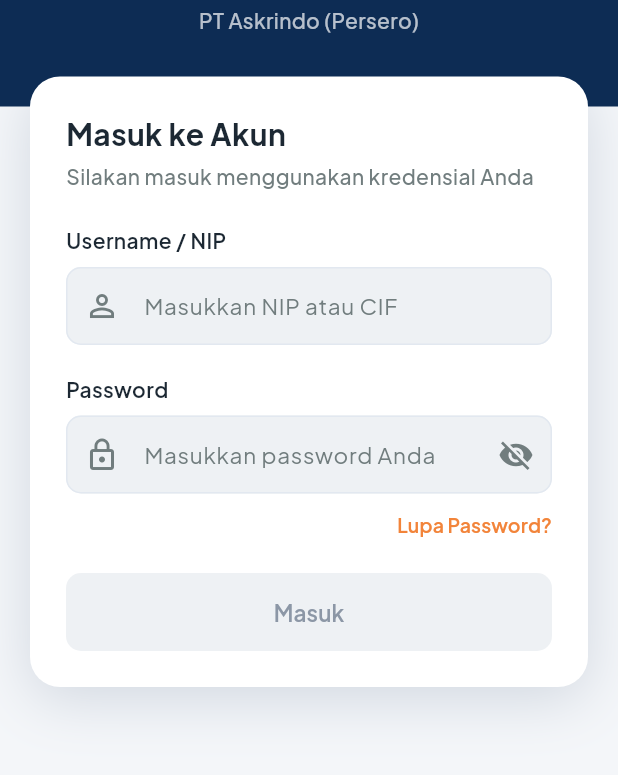
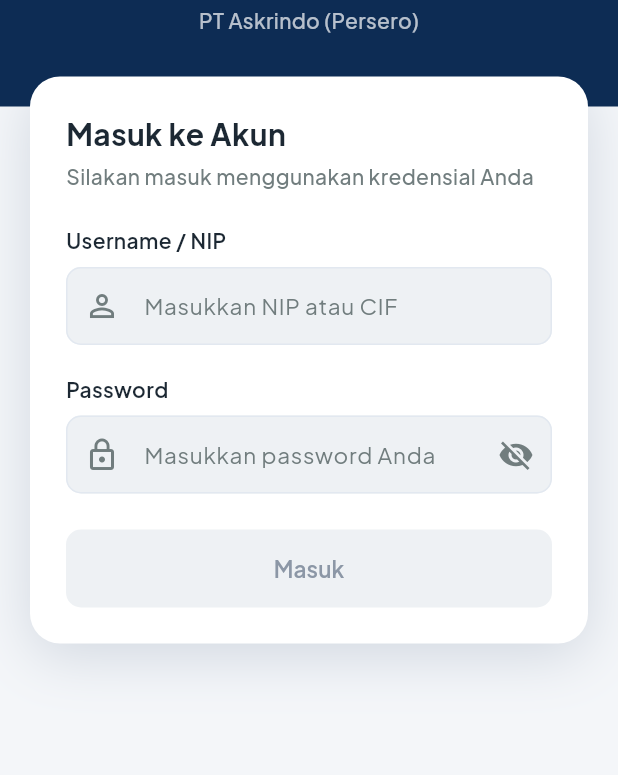
Before and after one commit to alfajri31/new-mbis-fe, a Flutter app: the screen it shows after launch, on a phone screen of 412 x 824 dp, the part 276-1051 px from its top. Run offline on Flutter 3.47's test engine with Material 3 defaults, Android fonts, the phone set to English and light mode, and no system bars; our stand-ins replace file_picker, firebase_core, firebase_crashlytics, firebase_messaging, flutter_local_notifications, flutter_map and 11 more; missing offline and left inert: dart:js_interop; accounts and stored records are empty.

Commit message:
fix(auth): remove dead "Lupa Password?" link from login
Tombol onPressed-nya kosong (placeholder) di layar pertama yang dibuka
reviewer Play. M-BIS tidak punya alur reset kata sandi mandiri (akun dan
reset ditangani Administrator), jadi tautan ini dihapus, bukan diperbaiki.

```diff
--- a/lib/presentation/screens/login_screen.dart
+++ b/lib/presentation/screens/login_screen.dart
@@ -369,30 +369,18 @@ class _LoginScreenState extends ConsumerState<LoginScreen> {
               ),
             ),
           ),
-          const SizedBox(height: 12),
-
-          // Forgot Password Link
-          Align(
-            alignment: Alignment.centerRight,
-            child: TextButton(
-              onPressed: () {
-                // Link placeholder
-              },
-              style: TextButton.styleFrom(
-                padding: EdgeInsets.zero,
-                minimumSize: Size.zero,
-                tapTargetSize: MaterialTapTargetSize.shrinkWrap,
-              ),
-              child: const Text(
-                'Lupa Password?',
-                style: TextStyle(
-                  fontSize: 13,
-                  color: AppColors.secondaryOrange,
-                  fontWeight: FontWeight.w600,
-                ),
-              ),
-            ),
-          ),
+          // Tidak ada tautan "Lupa Password?" di sini, dan itu disengaja.
+          //
+          // Dulu ada, tapi `onPressed`-nya kosong — tombol mati di layar PERTAMA
+          // yang dibuka reviewer Play, dan elemen mati persis jenis temuan yang
+          // mereka tandai. Dihapus 3 Agustus 2026, bukan diperbaiki, karena
+          // M-BIS tidak punya alur reset mandiri: akun dibuat Administrator
+          // (Divisi Pengelolaan Jaringan) dan kata sandi juga direset lewat
+          // mereka. Menautkannya ke halaman apa pun akan menjanjikan sesuatu
+          // yang tidak ada.
+          //
+          // Kalau nanti alur reset mandiri benar-benar dibuat, tautannya boleh
+          // kembali — beserta layar tujuannya, bukan placeholder.
           const SizedBox(height: 24),
 
           // Button Masuk
```
